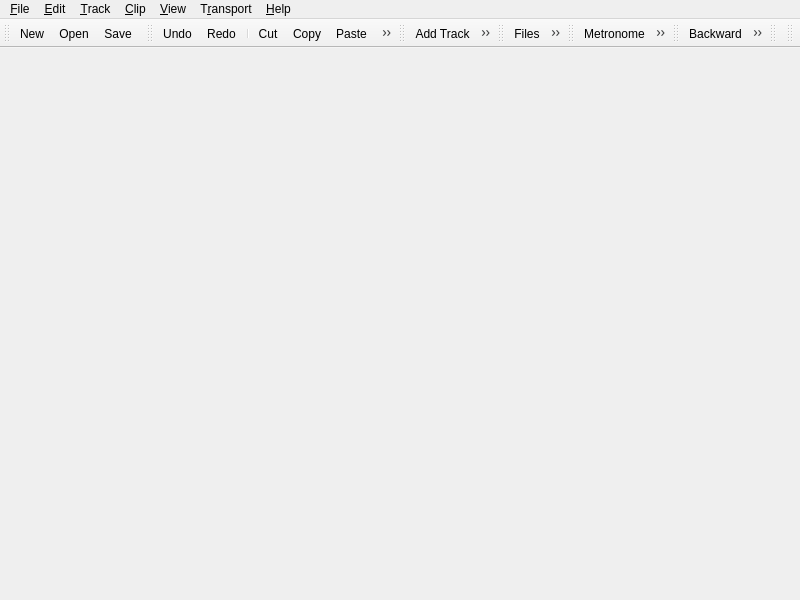
First picture: the form in src/qtractorMainForm.ui, repository rncbc/qtractor, before the edit.
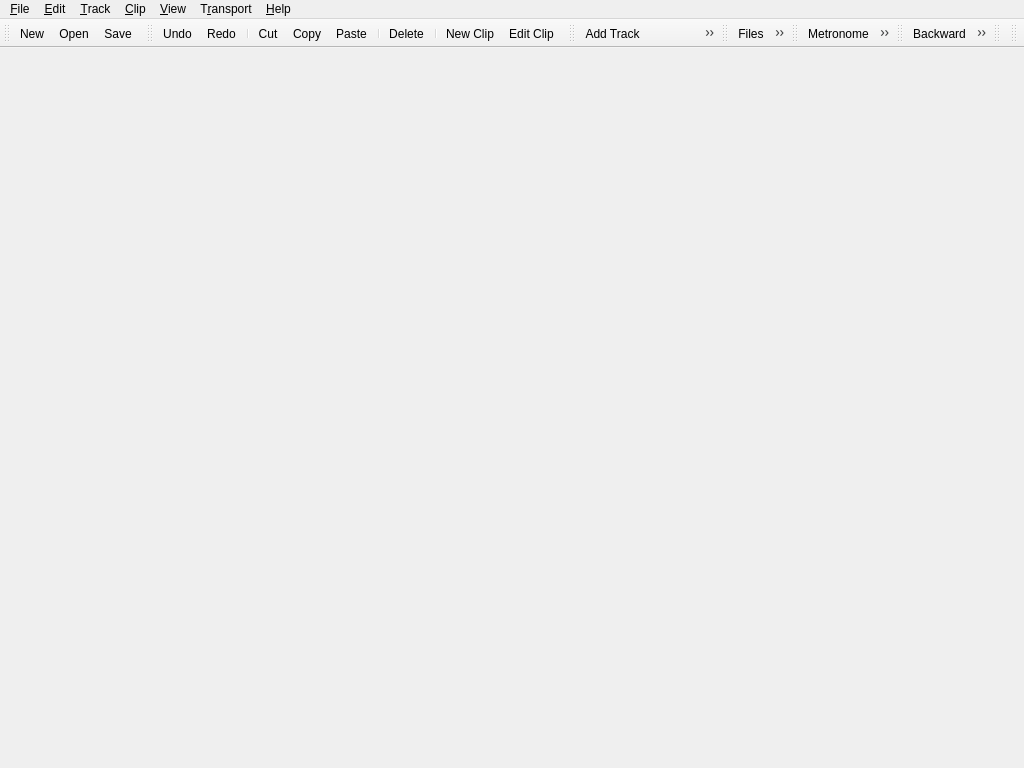
Second picture: the form after the edit. Icons and pictures are not drawn.

```diff
--- a/src/qtractorMainForm.ui
+++ b/src/qtractorMainForm.ui
@@ -29,8 +29,8 @@
    <rect>
     <x>0</x>
     <y>0</y>
-    <width>800</width>
-    <height>600</height>
+    <width>1024</width>
+    <height>768</height>
    </rect>
   </property>
   <property name="minimumSize">
```
Left out of the diff: 2 changed lines with no effect on the pictures.
